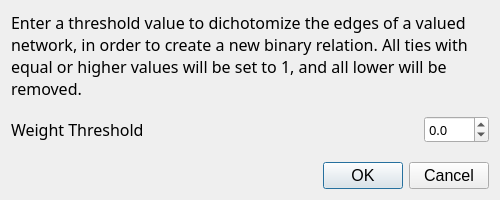
The window that src/forms/dialogedgedichotomization.ui (socnetv/app) describes before a commit, drawn with Qt 5.
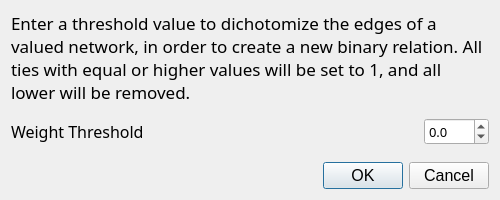
The same window after the commit.

Commit message: macos forms and pointsizes mess

The edit to the form file:
```diff
--- a/src/forms/dialogedgedichotomization.ui
+++ b/src/forms/dialogedgedichotomization.ui
@@ -36,7 +36,7 @@
      <property name="font">
       <font>
        <family>Sans Serif</family>
-       <pointsize>12</pointsize>
+       <pointsize>13</pointsize>
       </font>
      </property>
      <property name="text">
```
The commit also changes 3 other files.
